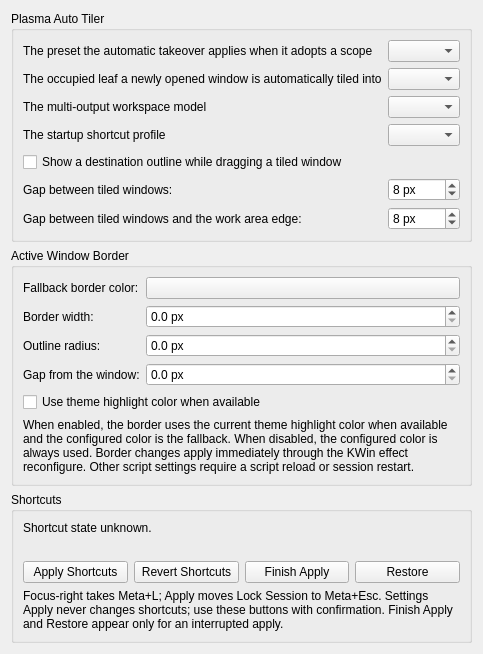
beefsack/plasma-auto-tiler, file kwin/native-effect/activeborderconfig.ui: the form before one commit.
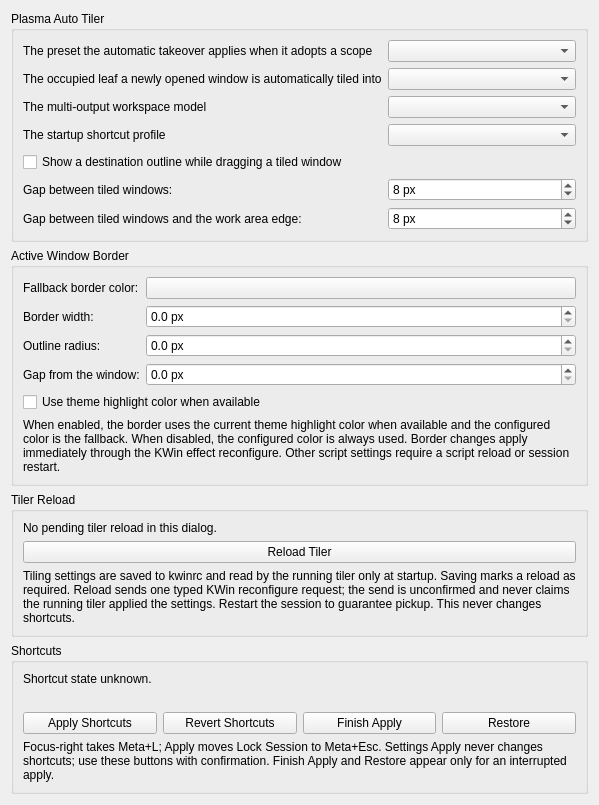
The form after the commit. Custom widgets are drawn as their Qt base class.

Commit message:
feat(kcm): deliberate interim tiler reload with reload-required UI
QWidget KCM remains sole settings owner. Saving tiling settings marks
reload-required; border settings keep live hot-apply. A deliberate Reload
Tiler button sends one typed KWin reconfigure request reported as
sent-but-unconfirmed or failed, never applied. Unchanged saves send
nothing; shortcuts stay behind explicit Apply/Revert only.

Diff of the .ui file:
```diff
--- a/kwin/native-effect/activeborderconfig.ui
+++ b/kwin/native-effect/activeborderconfig.ui
@@ -231,6 +231,42 @@
    </layout>
      </widget>
     </item>
+    <item>
+     <widget class="QGroupBox" name="tilerReloadGroup">
+      <property name="title">
+       <string>Tiler Reload</string>
+      </property>
+      <layout class="QVBoxLayout" name="tilerReloadLayout">
+       <item>
+        <widget class="QLabel" name="tilerReloadStatusLabel">
+         <property name="text">
+          <string>No pending tiler reload in this dialog.</string>
+         </property>
+         <property name="wordWrap">
+          <bool>true</bool>
+         </property>
+        </widget>
+       </item>
+       <item>
+        <widget class="QPushButton" name="tilerReloadButton">
+         <property name="text">
+          <string>Reload Tiler</string>
+         </property>
+        </widget>
+       </item>
+       <item>
+        <widget class="QLabel" name="tilerReloadDescription">
+         <property name="text">
+          <string>Tiling settings are saved to kwinrc and read by the running tiler only at startup. Saving marks a reload as required. Reload sends one typed KWin reconfigure request; the send is unconfirmed and never claims the running tiler applied the settings. Restart the session to guarantee pickup. This never changes shortcuts.</string>
+         </property>
+         <property name="wordWrap">
+          <bool>true</bool>
+         </property>
+        </widget>
+       </item>
+      </layout>
+     </widget>
+    </item>
     <item>
      <widget class="QGroupBox" name="shortcutGroup">
       <property name="title">
```
The commit also changes 7 other files.
